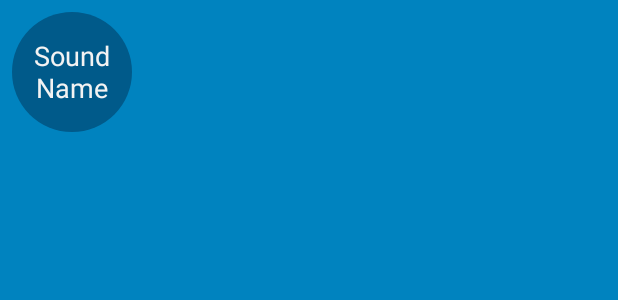
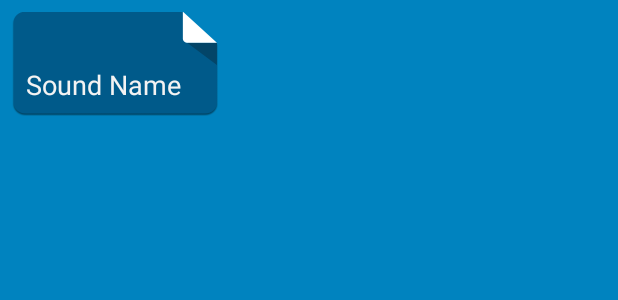
Before and after one commit to brunojppb/beatbox-android, an Android app: the layout list_item_sound.xml on its own in the app's theme, with its tools: preview values and no code run, on a phone screen of 412 x 824 dp. Shown: the top 300 px of the screen. Run offline under Robolectric (Android 15) with nearby library versions, the phone set to English and light mode, and no system bars.

Commit message:
Add the 9-patch images and edit them on the ImageFileEditor inside Android Studio

```diff
--- a/app/src/main/res/drawable/button_beat_box.xml
+++ b/app/src/main/res/drawable/button_beat_box.xml
@@ -2,9 +2,9 @@
 <selector xmlns:android="http://schemas.android.com/apk/res/android">
     <item
         android:state_pressed="true"
-        android:drawable="@drawable/button_beat_box_pressed"/>
+        android:drawable="@drawable/ic_button_beat_box_pressed"/>
 
     <item
-        android:drawable="@drawable/button_beat_box_normal"
+        android:drawable="@drawable/ic_button_beat_box_default"
         />
 </selector>
--- a/app/src/main/res/layout/list_item_sound.xml
+++ b/app/src/main/res/layout/list_item_sound.xml
@@ -8,11 +8,9 @@
         android:layout_height="wrap_content">
 
         <Button
-        xmlns:android="http://schemas.android.com/apk/res/android"
-        xmlns:tools="http://schemas.android.com/tools"
         android:id="@+id/list_item_sound_button"
-        android:layout_width="80dp"
-        android:layout_height="80dp"
+        android:layout_width="match_parent"
+        android:layout_height="match_parent"
         android:layout_gravity="center"
         tools:text="Sound Name" />
 
```
Also changed, not shown: app/src/main/res/drawable-xxhdpi/ic_button_beat_box_default.9.png (added), app/src/main/res/drawable-xxhdpi/ic_button_beat_box_pressed.9.png (added).
